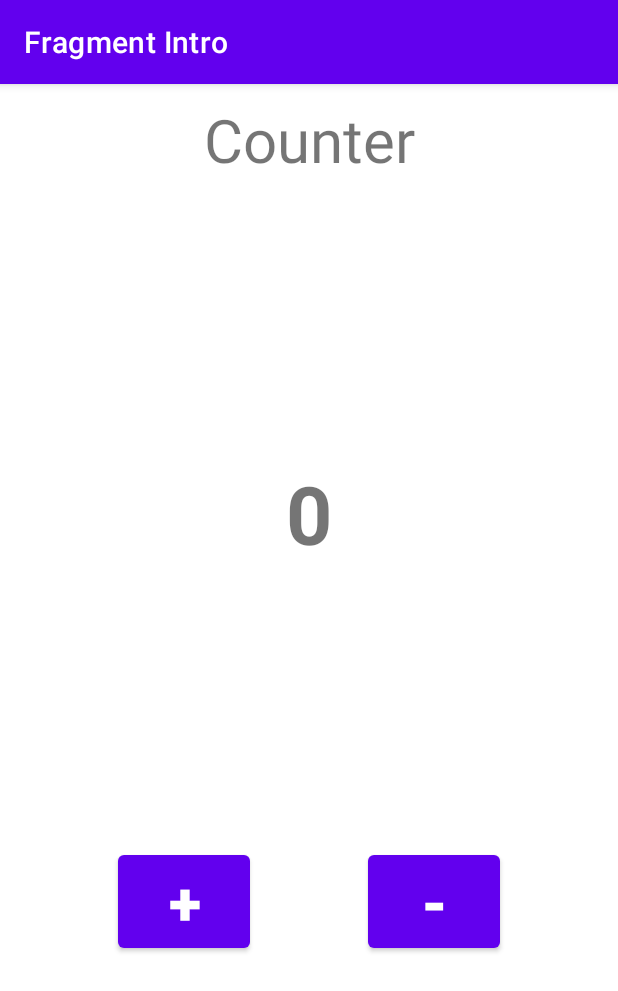
After one commit to noargs/build-android-apps-with-kotlin, an Android app: the fragment CounterFragment shown on its own in the app's theme, on a phone screen of 412 x 824 dp. The commit adds this screen. Shown: the top 991 px of the screen. Run offline under Robolectric (Android 15) with nearby library versions, the phone set to English and light mode, and no system bars.

Commit message:
counter fragment created on call to onViewCreated

```diff
--- /dev/null
+++ b/12_fragment_intro/app/src/main/java/github/noargs/fragmentintro/CounterFragment.kt
@@ -0,0 +1,77 @@
+package github.noargs.fragmentintro
+
+import android.os.Bundle
+import androidx.fragment.app.Fragment
+import android.view.LayoutInflater
+import android.view.View
+import android.view.ViewGroup
+import android.widget.Button
+import android.widget.TextView
+
+// TODO: Rename parameter arguments, choose names that match
+// the fragment initialization parameters, e.g. ARG_ITEM_NUMBER
+private const val ARG_PARAM1 = "param1"
+private const val ARG_PARAM2 = "param2"
+
+/**
+ * A simple [Fragment] subclass.
+ * Use the [CounterFragment.newInstance] factory method to
+ * create an instance of this fragment.
+ */
+class CounterFragment : Fragment() {
+    // TODO: Rename and change types of parameters
+    private var param1: String? = null
+    private var param2: String? = null
+
+    override fun onCreate(savedInstanceState: Bundle?) {
+        super.onCreate(savedInstanceState)
+        arguments?.let {
+            param1 = it.getString(ARG_PARAM1)
+            param2 = it.getString(ARG_PARAM2)
+        }
+    }
+
+    override fun onCreateView(
+        inflater: LayoutInflater, container: ViewGroup?,
+        savedInstanceState: Bundle?
+    ): View? {
+        // Inflate the layout for this fragment
+        return inflater.inflate(R.layout.fragment_counter, container, false)
+    }
+
+    override fun onViewCreated(view: View, savedInstanceState: Bundle?) {
+        super.onViewCreated(view, savedInstanceState)
+
+        val counter = view.findViewById<TextView>(R.id.counter)
+
+        view.findViewById<Button>(R.id.plus).setOnClickListener {
+            var counterValue = counter.text.toString().toInt()
+            counter.text = (++counterValue).toString()
+        }
+
+        view.findViewById<Button>(R.id.minus).setOnClickListener{
+            var counterValue = counter.text.toString().toInt()
+            if (counterValue > 0) counter.text = (--counterValue).toString()
+        }
+    }
+
+    companion object {
+        /**
+         * Use this factory method to create a new instance of
+         * this fragment using the provided parameters.
+         *
+         * @param param1 Parameter 1.
+         * @param param2 Parameter 2.
+         * @return A new instance of fragment CounterFragment.
+         */
+        // TODO: Rename and change types and number of parameters
+        @JvmStatic
+        fun newInstance(param1: String, param2: String) =
+            CounterFragment().apply {
+                arguments = Bundle().apply {
+                    putString(ARG_PARAM1, param1)
+                    putString(ARG_PARAM2, param2)
+                }
+            }
+    }
+}
--- /dev/null
+++ b/12_fragment_intro/app/src/main/res/layout/fragment_counter.xml
@@ -0,0 +1,62 @@
+<?xml version="1.0" encoding="utf-8"?>
+<androidx.constraintlayout.widget.ConstraintLayout xmlns:android="http://schemas.android.com/apk/res/android"
+    xmlns:app="http://schemas.android.com/apk/res-auto"
+    xmlns:tools="http://schemas.android.com/tools"
+    android:layout_width="match_parent"
+    android:layout_height="match_parent"
+    tools:context=".CounterFragment">
+
+    <TextView
+        android:id="@+id/counter_text"
+        android:layout_width="wrap_content"
+        android:layout_height="wrap_content"
+        android:text="@string/counter_text"
+        android:paddingTop="10dp"
+        android:textSize="40sp"
+        app:layout_constraintEnd_toEndOf="parent"
+        app:layout_constraintStart_toStartOf="parent"
+        app:layout_constraintTop_toTopOf="parent" />
+
+    <TextView
+        android:id="@+id/counter"
+        android:layout_width="wrap_content"
+        android:layout_height="wrap_content"
+        android:text="@string/zero"
+        android:textSize="54sp"
+        android:textStyle="bold"
+        app:layout_constraintTop_toBottomOf="@id/counter_text"
+        app:layout_constraintStart_toStartOf="parent"
+        app:layout_constraintEnd_toEndOf="parent"
+        app:layout_constraintBottom_toTopOf="@id/plus"/>
+
+    <Button
+        android:id="@+id/plus"
+        android:layout_width="wrap_content"
+        android:layout_height="wrap_content"
+        android:text="@string/plus"
+        android:paddingStart="30dp"
+        android:paddingEnd="30dp"
+        android:textSize="40sp"
+        android:textStyle="bold"
+        app:layout_constraintStart_toStartOf="parent"
+        app:layout_constraintTop_toBottomOf="@id/counter"
+        app:layout_constraintEnd_toStartOf="@id/minus"
+        app:layout_constraintBottom_toBottomOf="parent" />
+
+    <Button
+        android:id="@+id/minus"
+        android:layout_width="wrap_content"
+        android:layout_height="wrap_content"
+        android:text="@string/minus"
+        android:paddingStart="30dp"
+        android:paddingEnd="30dp"
+        android:textSize="40sp"
+        android:textStyle="bold"
+        app:layout_constraintStart_toEndOf="@id/plus"
+        app:layout_constraintEnd_toEndOf="parent"
+        app:layout_constraintTop_toBottomOf="@id/counter"
+        app:layout_constraintBottom_toBottomOf="parent" />
+
+
+
+</androidx.constraintlayout.widget.ConstraintLayout>
--- a/12_fragment_intro/app/src/main/res/values/strings.xml
+++ b/12_fragment_intro/app/src/main/res/values/strings.xml
@@ -1,3 +1,13 @@
 <resources>
     <string name="app_name">Fragment Intro</string>
+    <string name="hello_world">Hello World</string>
+    <string name="bold_text">Bold</string>
+    <string name="italic_text">Italic</string>
+    <string name="reset">Reset</string>
+    <string name="zero">0</string>
+    <string name="plus">+</string>
+    <string name="minus">-</string>
+    <string name="counter_text">Counter</string>
+    <!-- TODO: Remove or change this placeholder text -->
+    <string name="hello_blank_fragment">Hello blank fragment</string>
 </resources>
```
